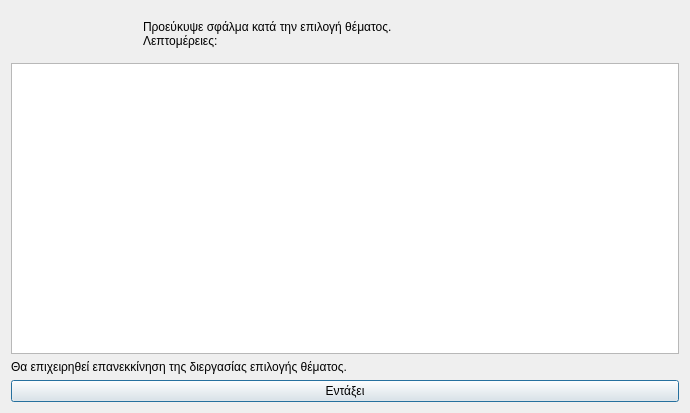
el07694/papinhio-player, file ui/menu-2/choose-theme/error.ui: the form before one commit.
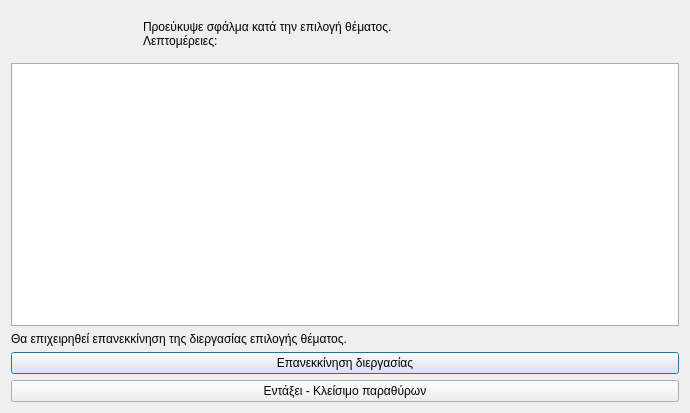
The form after the commit. Icons and pictures are not drawn.

Commit message: choose theme error handling (ready)

What changed in the file:
```diff
--- a/ui/menu-2/choose-theme/error.ui
+++ b/ui/menu-2/choose-theme/error.ui
@@ -63,19 +63,12 @@
      </layout>
     </widget>
    </item>
-   <item row="3" column="0">
-    <widget class="QPushButton" name="ok">
-     <property name="text">
-      <string>Εντάξει</string>
-     </property>
-     <property name="icon">
-      <iconset resource="../../icons.qrc">
-       <normaloff>:/rest-windows/assets/images/rest-windows/ok.png</normaloff>:/rest-windows/assets/images/rest-windows/ok.png</iconset>
-     </property>
-    </widget>
-   </item>
    <item row="1" column="0">
-    <widget class="QPlainTextEdit" name="details"/>
+    <widget class="QPlainTextEdit" name="details">
+     <property name="styleSheet">
+      <string notr="true">QPlainTextEdit{border:1px solid #ABABAB;}</string>
+     </property>
+    </widget>
    </item>
    <item row="2" column="0">
     <widget class="QLabel" name="label_2">
@@ -87,6 +80,28 @@
      </property>
     </widget>
    </item>
+   <item row="3" column="0">
+    <widget class="QPushButton" name="restart_proccess">
+     <property name="text">
+      <string>Επανεκκίνηση διεργασίας</string>
+     </property>
+     <property name="icon">
+      <iconset resource="../../icons.qrc">
+       <normaloff>:/rest-windows/assets/images/rest-windows/restart.png</normaloff>:/rest-windows/assets/images/rest-windows/restart.png</iconset>
+     </property>
+    </widget>
+   </item>
+   <item row="4" column="0">
+    <widget class="QPushButton" name="ok">
+     <property name="text">
+      <string>Εντάξει - Κλείσιμο παραθύρων</string>
+     </property>
+     <property name="icon">
+      <iconset resource="../../icons.qrc">
+       <normaloff>:/rest-windows/assets/images/rest-windows/ok.png</normaloff>:/rest-windows/assets/images/rest-windows/ok.png</iconset>
+     </property>
+    </widget>
+   </item>
   </layout>
  </widget>
  <tabstops>
```
Left out of the diff: 7 changed lines with no effect on the pictures. The commit also changes 21 other files.
